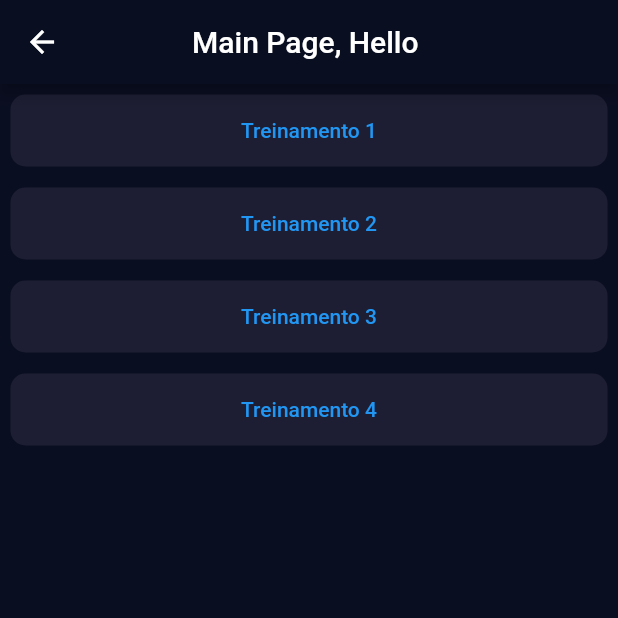
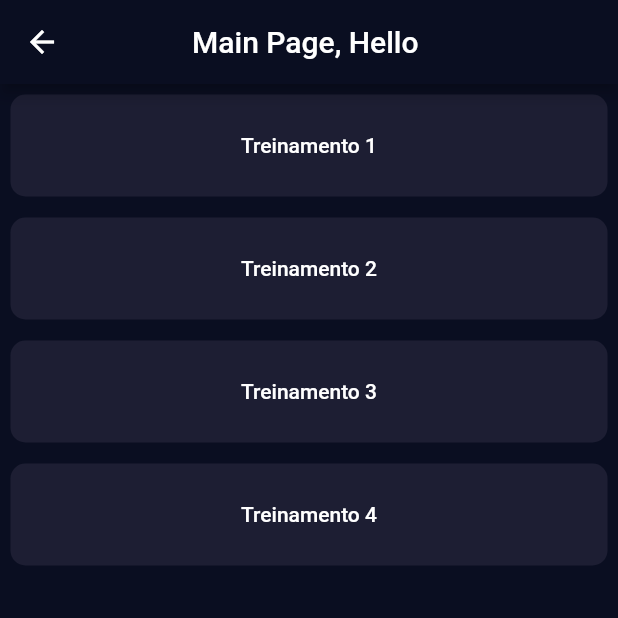
Before and after one commit to mahauni/euro-farma-gamify, a Flutter app: the MainPage screen opened directly with empty values, on a phone screen of 412 x 824 dp, the top half of it. Run offline on Flutter 3.47's test engine with Material 2 defaults, Android fonts, the phone set to English and light mode, and no system bars.

Commit message:
Add files via upload

```diff
--- a/lib/components/custom_button.dart
+++ b/lib/components/custom_button.dart
@@ -1,6 +1,6 @@
 // ignore_for_file: prefer_const_constructors
 
-import 'package:euro_farma_gamify/components/custom_card.dart';
+import 'package:euro_farma_gamify/constants.dart';
 import 'package:flutter/material.dart';
 
 class CustomButton extends StatelessWidget {
@@ -13,21 +13,22 @@ class CustomButton extends StatelessWidget {
   @override
   Widget build(BuildContext context) {
     return Expanded(
-      child: CustomCard(
-        child: Row(
-          children: [
-            Expanded(
-              child: TextButton(
-                style: TextButton.styleFrom(
-                  shape: const RoundedRectangleBorder(
-                    borderRadius: BorderRadius.all(Radius.zero),
-                  ),
-                ),
-                onPressed: onPressed,
-                child: Text('Treinamento ${training.toString()}'),
-              ),
-            ),
-          ],
+      child: Container(
+        padding: EdgeInsets.only(top: 10.0, bottom: 10.0),
+        margin: EdgeInsets.all(7.0),
+        decoration: BoxDecoration(
+          color: activeCardColour,
+          borderRadius: BorderRadius.circular(10.0),
+        ),
+        child: MaterialButton(
+          shape: const RoundedRectangleBorder(
+            borderRadius: BorderRadius.all(Radius.zero),
+          ),
+          hoverColor: activeCardColour,
+          splashColor: Colors.transparent,
+          highlightColor: Colors.transparent,
+          onPressed: onPressed,
+          child: Text('Treinamento ${training.toString()}'),
         ),
       ),
     );
--- a/lib/pages/main_page.dart
+++ b/lib/pages/main_page.dart
@@ -35,14 +35,19 @@ class _MainPageState extends State<MainPage> {
             child: ListView(
               scrollDirection: Axis.vertical,
               children: <Widget>[
-                ...trainings
-                    .map<Widget>((int e) => CustomButton(
+                ...trainings.map<Widget>(
+                  (int e) => Row(
+                    children: [
+                      CustomButton(
                         training: e,
                         onPressed: () {
                           Navigator.pushNamed(context, '/training',
                               arguments: TrainingPageArguments(e));
-                        }))
-                    .toList()
+                        },
+                      ),
+                    ],
+                  ),
+                ),
               ],
             ),
           )
```
